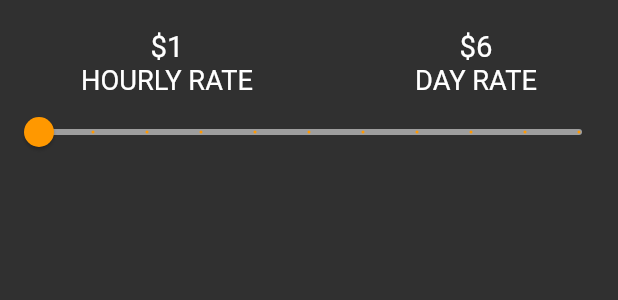
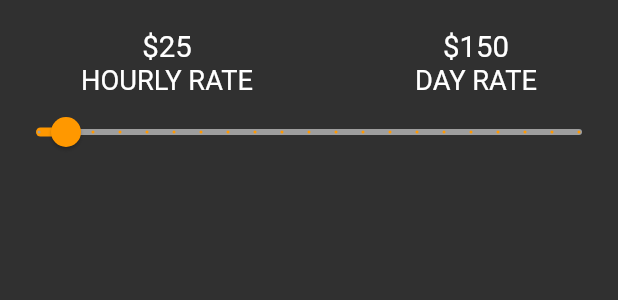
Before and after one commit to Sofrosyne-LLC/thruth-x, a Flutter app: the RateCalculation widget shown alone on an empty page, opened directly, on a phone screen of 412 x 824 dp. Shown: the top 300 px of the screen. Run offline on Flutter 3.47's test engine with Material 2 defaults, Android fonts, the phone set to English and light mode, and no system bars; our stand-ins replace avatar_glow, cloud_firestore, dio, dropdown_search, firebase_auth, firebase_core and 20 more; missing offline and left inert: checkbox_grouped, cupertino_radio_choice, flutter_polyline_points, flutter_webview_plugin, google_maps_place_picker, insta_public_api; accounts and stored records are empty; network calls fail.

Commit message:
model complete

```diff
--- a/lib/screens/Authentication/signup.dart
+++ b/lib/screens/Authentication/signup.dart
@@ -82,7 +82,7 @@ class _SignUpState extends State<SignUp> {
   void register() async{
 
 
-    await firebaseAuth
+  UserCredential userCredential = await firebaseAuth
         .createUserWithEmailAndPassword(
             email: emailController.text, password: passwordController.text)
         .then((result) async{
@@ -138,6 +138,10 @@ class _SignUpState extends State<SignUp> {
         Fluttertoast.showToast(msg: 'success', toastLength: Toast.LENGTH_SHORT);
       });
     }).catchError((err) {
+
+      print("------------------Firebase Error --------------");
+      print(err.toString());
+
       setState(() {
         isLoading = false;
       });
--- a/lib/screens/Dashboard/ModelHire/ModelDetails.dart
+++ b/lib/screens/Dashboard/ModelHire/ModelDetails.dart
@@ -121,7 +121,8 @@ class _ModelDetailsState extends State<ModelDetails> {
                                       color: Color(0xFF7C7671)),
                                   SizedBox(width: 5),
                                   Text(
-                                    widget.modelDetail["city"],
+                                    //"widget.modelDetail[city]",
+                                    widget.modelDetail["zipCode"],
                                     style: TextStyle(
                                       color: Color(0xFF7C7671),
                                     ),
--- a/lib/screens/ModelVerificationScreens/screen2.dart
+++ b/lib/screens/ModelVerificationScreens/screen2.dart
@@ -130,8 +130,8 @@ class _Screen2State extends State<Screen2> {
               ),
               Text(
                 date.isEmpty
-                    ? "mm/yyyy"
-                    : DateFormat('dd-MM-yyyy').format(_selectedDate),
+                    ? "dd/mm"
+                    : DateFormat('dd-MM').format(_selectedDate),
                 textScaleFactor: 1.2,
               ),
               SizedBox(height: 20),
@@ -185,7 +185,7 @@ class _Screen2State extends State<Screen2> {
               ),
               SizedBox(height: 10),
               Text(
-                "Your \"Day Rate\" is the fixed amount that a client will pay you for 6-8 hours of work in a single day. Based on your hourlyrate, we will recommend an appropriate day rate.",
+                "Your \"Day Rate\" is the fixed amount that a client will pay you for 6-8 hours of work in a single day. Based on your hourly rate, we will recommend an appropriate day rate.",
                 textAlign: TextAlign.center,
                 style: TextStyle(
                   fontSize: 18,
--- a/lib/screens/Widgets/RateCalculator.dart
+++ b/lib/screens/Widgets/RateCalculator.dart
@@ -8,7 +8,7 @@ class RateCalculation extends StatefulWidget {
 }
 
 class _RateCalculationState extends State<RateCalculation> {
-  int _value = 1;
+  int _value = 25;
   @override
   Widget build(BuildContext context) {
     return Container(
@@ -21,7 +21,7 @@ class _RateCalculationState extends State<RateCalculation> {
               Column(
                 children: [
                   Text(
-                    "\$" + _value.toString(),
+                    "\$" + (_value).toString(),
                     textScaleFactor: 1.4,
                   ),
                   Text(
@@ -46,9 +46,9 @@ class _RateCalculationState extends State<RateCalculation> {
           ),
           Slider(
             value: _value.toDouble(),
-            min: 1.0,
-            max: 750.0,
-            divisions: 10,
+            min: 0.0,
+            max: 500.0,
+            divisions: 20,
             activeColor: Colors.orange,
             inactiveColor: Colors.grey,
             onChanged: (double newValue) {
--- a/pubspec.yaml
+++ b/pubspec.yaml
@@ -57,6 +57,7 @@ dependencies:
   firebase_messaging: ^5.0.2
   flutter_dotenv: ^3.1.0
   get: ^4.1.4
+  url_launcher: ^5.7.10
 
   # stripe payments
   dio: ^3.0.10
```
Also changed, not shown: lib/screens/Profile/AccountSettings/account_settings.dart (+63 -0 lines), pubspec.lock, 2 other files.
